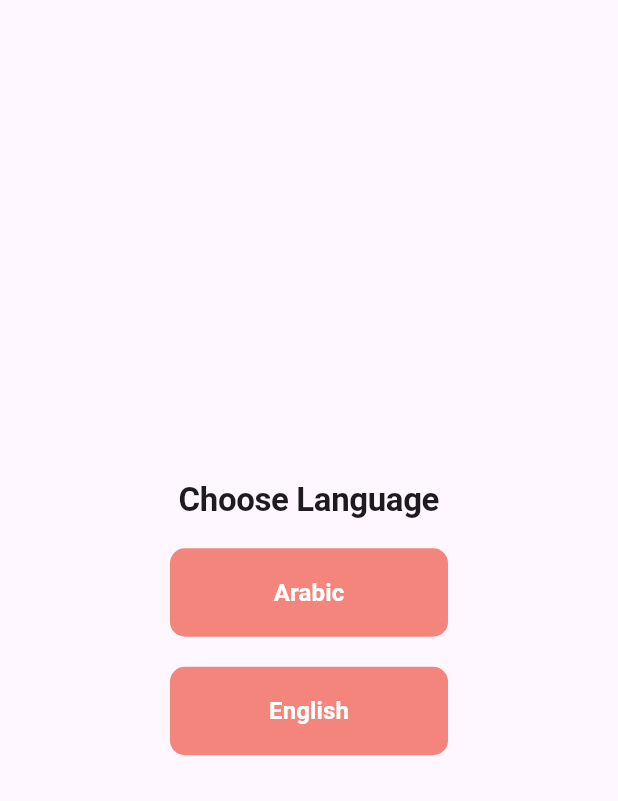
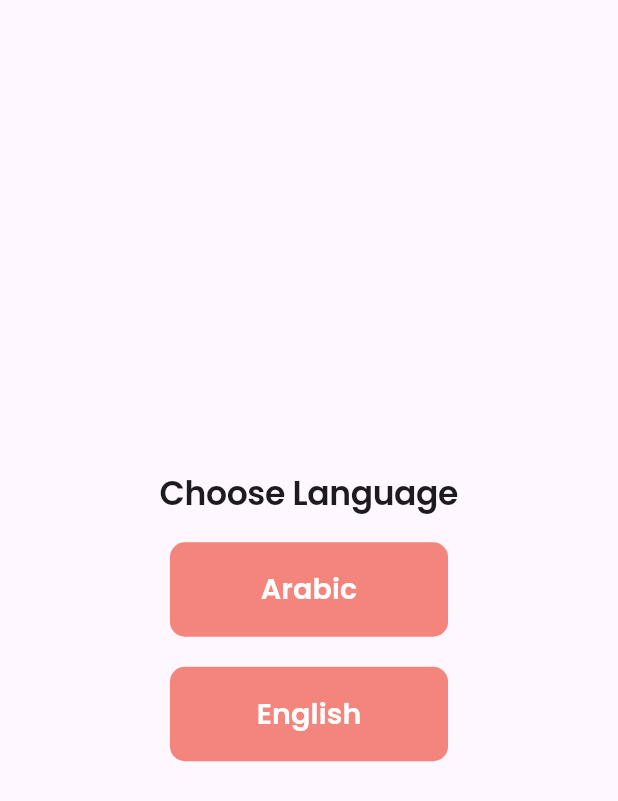
Before and after one commit to AbdelrhmanAmer/Complete-Commerce-App, a Flutter app: the screen it shows after launch, on a phone screen of 412 x 824 dp. Shown: the top 801 px of the screen. Run offline on Flutter 3.47's test engine with Material 3 defaults, Android fonts, the phone set to English and light mode, and no system bars; our stand-ins replace get, google_fonts, shared_preferences; project files that could hold a hidden picture were left out.

Commit message:
Sign In page - themes - TextFromField - Sign Title

```diff
--- /dev/null
+++ b/commplete_commerce_app/lib/core/constant/themes.dart
@@ -0,0 +1,52 @@
+import 'package:flutter/material.dart';
+import 'package:get/get.dart';
+import 'package:google_fonts/google_fonts.dart';
+
+import 'color.dart';
+
+ThemeData themes() {
+  return ThemeData(
+    colorScheme: colorScheme(),
+    textTheme: textTheme(),
+    inputDecorationTheme: inputDecorationTheme(),
+    useMaterial3: true,
+  );
+}
+
+ColorScheme colorScheme() {
+  return ColorScheme.fromSeed(
+    seedColor: Colors.deepPurple,
+    background: AppColor.backgroundColor,
+  );
+}
+
+TextTheme textTheme() {
+  return TextTheme(
+    headlineSmall: GoogleFonts.poppins(fontSize: 20),
+    displayLarge:
+        GoogleFonts.poppins(fontWeight: FontWeight.w600, fontSize: 22),
+    bodyLarge: GoogleFonts.poppins(color: AppColor.grey, fontSize: 14),
+    labelLarge: GoogleFonts.poppins(fontWeight: FontWeight.w600, fontSize: 19),
+    labelMedium: GoogleFonts.poppins(fontSize: 17),
+    labelSmall: GoogleFonts.poppins(fontSize: 12),
+  );
+}
+
+InputDecorationTheme inputDecorationTheme() {
+  var outlineInputBorder = OutlineInputBorder(
+    borderRadius: BorderRadius.circular(30),
+    gapPadding: 10,
+    borderSide: const BorderSide(color: Colors.black54),
+  );
+  return InputDecorationTheme(
+    hintStyle: Get.textTheme.labelSmall,
+    labelStyle: Get.textTheme.labelMedium,
+    floatingLabelAlignment: FloatingLabelAlignment.start,
+    floatingLabelBehavior: FloatingLabelBehavior.always,
+    border: outlineInputBorder,
+    enabledBorder: outlineInputBorder,
+    focusedBorder: outlineInputBorder,
+    disabledBorder: outlineInputBorder,
+    contentPadding: const EdgeInsets.symmetric(horizontal: 40, vertical: 10),
+  );
+}
--- a/commplete_commerce_app/lib/main.dart
+++ b/commplete_commerce_app/lib/main.dart
@@ -1,15 +1,14 @@
 import 'package:flutter/material.dart';
 import 'package:get/get.dart';
-import 'package:google_fonts/google_fonts.dart';
 
+import 'core/constant/themes.dart';
 import 'view/screens/language.dart';
 import 'core/localization/change_local.dart';
 import 'core/localization/translation.dart';
 import 'core/services/services.dart';
-import 'core/constant/color.dart';
 import 'routes.dart';
 
-void main() async{
+void main() async {
   WidgetsFlutterBinding.ensureInitialized();
   await intialServices();
   runApp(const MyApp());
@@ -25,23 +24,9 @@ class MyApp extends StatelessWidget {
     return GetMaterialApp(
       translations: MyTranslation(),
       locale: controller.intialLanguage,
-
       debugShowCheckedModeBanner: false,
       title: 'Flutter Demo',
-      theme: ThemeData(
-        colorScheme: ColorScheme.fromSeed(
-          seedColor: Colors.deepPurple,
-          background: AppColor.backgroundColor,
-        ),
-        textTheme: TextTheme(
-          displayLarge:
-              GoogleFonts.roboto(fontWeight: FontWeight.bold, fontSize: 22),
-          bodyLarge: GoogleFonts.roboto(color: AppColor.grey, fontSize: 14),
-          labelLarge:
-              GoogleFonts.roboto(fontWeight: FontWeight.w700, fontSize: 16),
-        ),
-        useMaterial3: true,
-      ),
+      theme: themes(),
       home: const Language(),
       routes: routes,
     );
--- a/commplete_commerce_app/lib/routes.dart
+++ b/commplete_commerce_app/lib/routes.dart
@@ -1,8 +1,8 @@
-import 'package:commplete_commerce_app/view/screens/onboarding.dart';
 import 'package:flutter/material.dart';
 
 import 'core/constant/app_routes.dart';
-import 'view/screens/authentication/login.dart';
+import 'view/screens/onboarding.dart';
+import 'view/screens/authentication/sign_in.dart';
 
 Map<String, Widget Function(BuildContext)> routes = {
   Routes.login: (context) => const LogIn(),
--- a/commplete_commerce_app/lib/view/screens/onboarding.dart
+++ b/commplete_commerce_app/lib/view/screens/onboarding.dart
@@ -4,8 +4,8 @@ import 'package:get/get.dart';
 import '../../controller/onboarding_controller.dart';
 import '../../core/constant/color.dart';
 import '../widgets/custom_button.dart';
-import '../widgets/custom_page_view.dart';
-import '../widgets/dot_controller.dart';
+import '../widgets/onboarding/custom_page_view.dart';
+import '../widgets/onboarding/dot_controller.dart';
 
 class OnBoarding extends GetView<OnBoardingControllerImp> {
   const OnBoarding({super.key});
--- a/commplete_commerce_app/lib/view/widgets/custom_page_view.dart
+++ b/commplete_commerce_app/lib/view/widgets/onboarding/custom_page_view.dart
@@ -1,8 +1,8 @@
 import 'package:flutter/material.dart';
 import 'package:get/state_manager.dart';
 
-import '../../controller/onboarding_controller.dart';
-import '../../data/data_source/static/static.dart';
+import '../../../controller/onboarding_controller.dart';
+import '../../../data/data_source/static/static.dart';
 
 class CustomPageView extends GetView<OnBoardingControllerImp> {
   const CustomPageView({
--- a/commplete_commerce_app/lib/view/widgets/dot_controller.dart
+++ b/commplete_commerce_app/lib/view/widgets/onboarding/dot_controller.dart
@@ -1,9 +1,9 @@
 import 'package:flutter/material.dart';
 import 'package:get/state_manager.dart';
 
-import '../../controller/onboarding_controller.dart';
-import '../../core/constant/color.dart';
-import '../../data/data_source/static/static.dart';
+import '../../../controller/onboarding_controller.dart';
+import '../../../core/constant/color.dart';
+import '../../../data/data_source/static/static.dart';
 
 class DotControllerOnBoarding extends StatelessWidget {
   const DotControllerOnBoarding({
```
Also changed, not shown: commplete_commerce_app/lib/view/screens/authentication/login.dart (deleted, +0 -15 lines), commplete_commerce_app/lib/view/screens/authentication/sign_in.dart (added, +60 -0 lines), commplete_commerce_app/lib/view/screens/authentication/sign_up.dart (added, +12 -0 lines).
